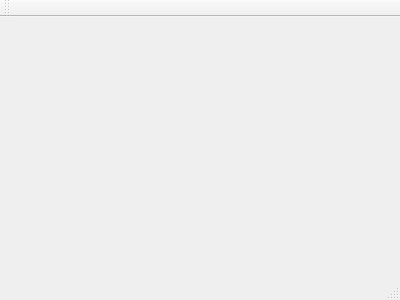
This is Qt_C_Code_serial_communication/read_USB/mainwindow.ui in miguegallo88ss/ArduioUno-PC_USB-Communication as Qt 5 draws it before an edit. The edited form follows.
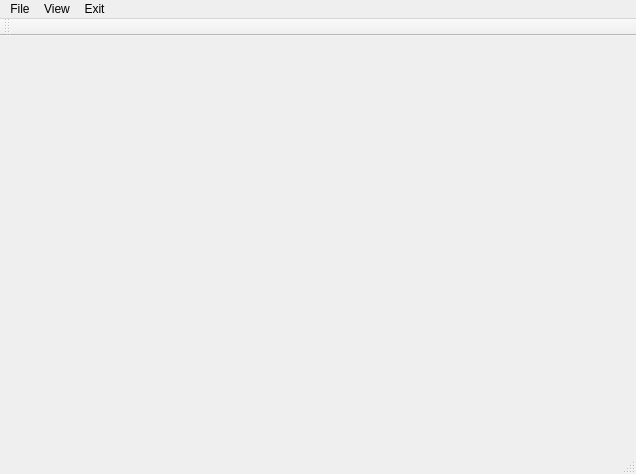
This is the edited form.

Commit message: Adding options to main Window

```diff
--- a/Qt_C_Code_serial_communication/read_USB/mainwindow.ui
+++ b/Qt_C_Code_serial_communication/read_USB/mainwindow.ui
@@ -1,24 +1,70 @@
 <ui version="4.0">
  <class>MainWindow</class>
- <widget class="QMainWindow" name="MainWindow" >
-  <property name="geometry" >
+ <widget class="QMainWindow" name="MainWindow">
+  <property name="geometry">
    <rect>
     <x>0</x>
     <y>0</y>
-    <width>400</width>
-    <height>300</height>
+    <width>636</width>
+    <height>474</height>
    </rect>
   </property>
   <property name="windowTitle" >
    <string>MainWindow</string>
   </property>
-  <widget class="QMenuBar" name="menuBar" />
-  <widget class="QToolBar" name="mainToolBar" />
-  <widget class="QWidget" name="centralWidget" />
-  <widget class="QStatusBar" name="statusBar" />
+  <widget class="QWidget" name="centralWidget"/>
+  <widget class="QMenuBar" name="menuBar">
+   <property name="geometry">
+    <rect>
+     <x>0</x>
+     <y>0</y>
+     <width>636</width>
+     <height>21</height>
+    </rect>
+   </property>
+   <widget class="QMenu" name="menuFile">
+    <property name="title">
+     <string>File</string>
+    </property>
+    <addaction name="separator"/>
+    <addaction name="actionBud_Rate"/>
+    <addaction name="actionAbout"/>
+   </widget>
+   <widget class="QMenu" name="menuView">
+    <property name="title">
+     <string>View</string>
+    </property>
+   </widget>
+   <widget class="QMenu" name="menuExit">
+    <property name="title">
+     <string>Exit</string>
+    </property>
+   </widget>
+   <addaction name="menuFile"/>
+   <addaction name="menuView"/>
+   <addaction name="menuExit"/>
+  </widget>
+  <widget class="QToolBar" name="mainToolBar">
+   <attribute name="toolBarArea">
+    <enum>TopToolBarArea</enum>
+   </attribute>
+   <attribute name="toolBarBreak">
+    <bool>false</bool>
+   </attribute>
+  </widget>
+  <widget class="QStatusBar" name="statusBar"/>
+  <action name="actionAbout">
+   <property name="text">
+    <string>About</string>
+   </property>
+  </action>
+  <action name="actionBud_Rate">
+   <property name="text">
+    <string>Bud Rate</string>
+   </property>
+  </action>
  </widget>
- <layoutDefault spacing="6" margin="11" />
- <pixmapfunction></pixmapfunction>
+ <layoutdefault spacing="6" margin="11"/>
  <resources/>
  <connections/>
 </ui>
```
Left out of the diff: 3 changed lines with no effect on the pictures. The commit also changes 2 other files.
